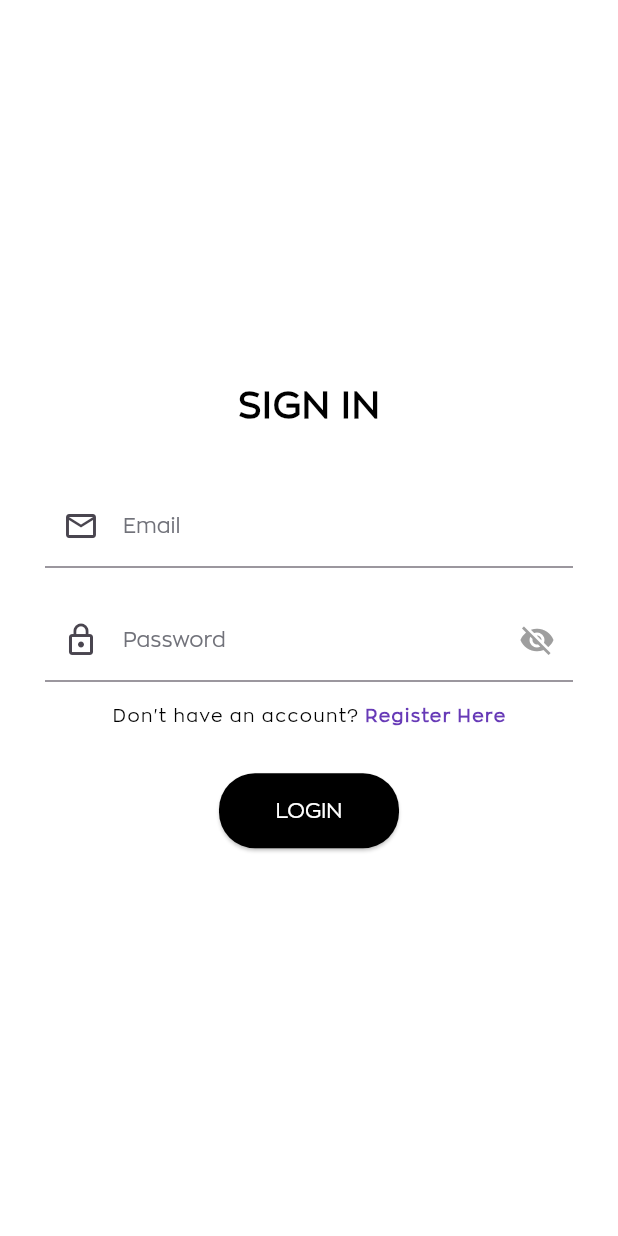
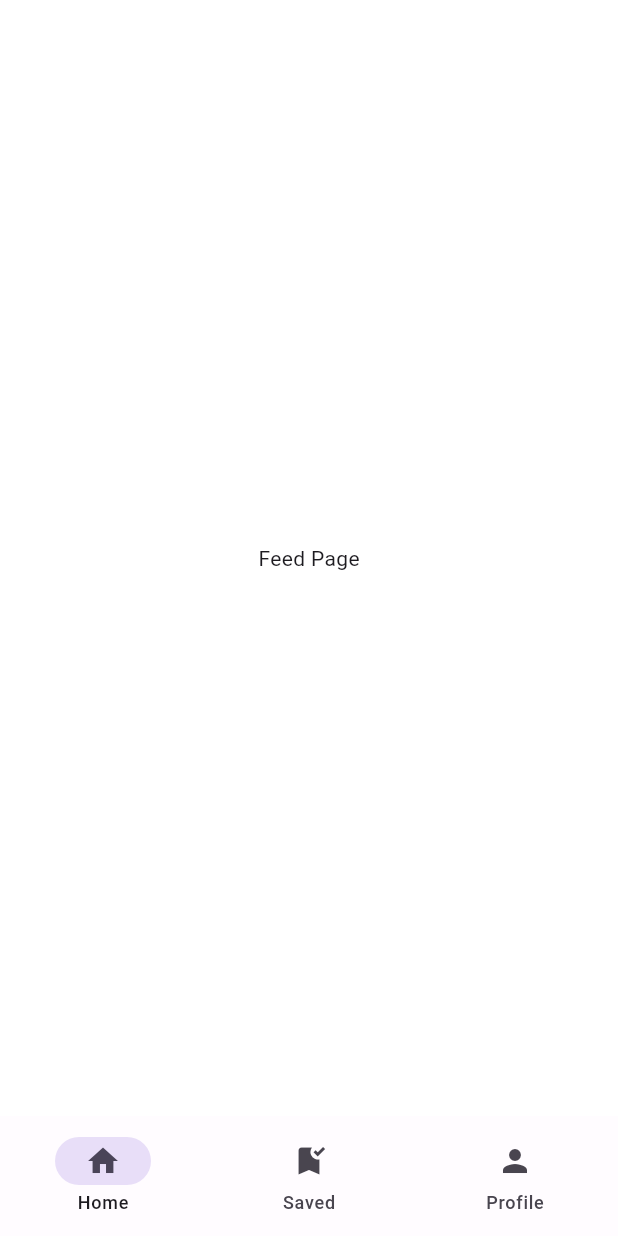
Before and after one commit to KostasPe15/TrashHunter, a Flutter app: the screen it shows after launch, after a tap on "LOGIN", on a phone screen of 412 x 824 dp. Run offline on Flutter 3.47's test engine with Material 3 defaults, Android fonts, the phone set to English and light mode, and no system bars.

Commit message:
Added navbar, widget-tree, feed, saved, profile pages

```diff
--- /dev/null
+++ b/trash_hunter/lib/Constants/TextField/custom_textfield.dart
@@ -0,0 +1,48 @@
+import 'package:flutter/material.dart';
+import '../TextsStyles/body_texts.dart';
+
+class CustomTextfield extends StatelessWidget {
+  final TextEditingController? controller;
+  final String? label;
+  final void Function(String)? onChanged;
+  final bool obscureText;
+  final Widget? suffixIcon;
+  final Widget? prefixIcon;
+
+  const CustomTextfield({
+    super.key,
+    this.controller,
+    this.label,
+    this.onChanged,
+    this.obscureText = false,
+    this.suffixIcon,
+    this.prefixIcon,
+  });
+
+  @override
+  Widget build(BuildContext context) {
+    return TextField(
+      controller: controller,
+      obscureText: obscureText,
+      onChanged: onChanged,
+      style: const TextStyle(
+        fontFamily: 'ZonaPro',
+        fontSize: 16, // same as BodyTextType.m
+        fontWeight: FontWeight.w500,
+        color: Color(0xFF1F2024), // match your default text color
+      ),
+      decoration: InputDecoration(
+        prefixIcon: prefixIcon,
+        suffixIcon: suffixIcon,
+        label: label != null
+            ? BodyTexts(
+                text: label!,
+                type: BodyTextType.m,
+                color: const Color(0xFF71727A),
+              )
+            : null,
+        border: const UnderlineInputBorder(),
+      ),
+    );
+  }
+}
--- /dev/null
+++ b/trash_hunter/lib/Constants/notifiers.dart
@@ -0,0 +1,6 @@
+//ValueNotifier : holds data
+//ValueListenableBuilder: listen to the data (no need setstate)
+
+import 'package:flutter/cupertino.dart';
+
+ValueNotifier<int> selectedPageNotifier = ValueNotifier(0);
--- /dev/null
+++ b/trash_hunter/lib/Pages/feed_page.dart
@@ -0,0 +1,18 @@
+import 'package:flutter/material.dart';
+
+class FeedPage extends StatefulWidget {
+  const FeedPage({super.key});
+
+  @override
+  State<FeedPage> createState() => _FeedPageState();
+}
+
+class _FeedPageState extends State<FeedPage> {
+  @override
+  Widget build(BuildContext context) {
+    return Scaffold(
+      backgroundColor: Colors.white,
+      body: Center(child: Text("Feed Page")),
+    );
+  }
+}
--- a/trash_hunter/lib/signup_page.dart
+++ b/trash_hunter/lib/Pages/login_page.dart
@@ -1,31 +1,37 @@
 import 'package:flutter/material.dart';
-import 'package:trash_hunter/Buttons/primary_button.dart';
-import 'package:trash_hunter/TextField/custom_textfield.dart';
-import 'package:trash_hunter/TextsStyles/body_texts.dart';
-import 'package:trash_hunter/TextsStyles/heading_texts.dart';
-import 'package:trash_hunter/login_page.dart';
+import 'package:trash_hunter/Pages/signup_page.dart';
+import 'package:trash_hunter/widget_tree.dart';
+import '../Constants/Buttons/primary_button.dart';
+import '../Constants/TextField/custom_textfield.dart';
+import '../Constants/TextsStyles/body_texts.dart';
+import '../Constants/TextsStyles/heading_texts.dart';
 
 void main() {
   runApp(
-    const MaterialApp(home: SignUpPage(), debugShowCheckedModeBanner: false),
+    MaterialApp(home: LoginPage(), debugShowCheckedModeBanner: false),
   );
 }
 
-class SignUpPage extends StatefulWidget {
-  const SignUpPage({super.key});
+class LoginPage extends StatefulWidget {
+  const LoginPage({super.key});
 
   @override
-  State<SignUpPage> createState() => _SignUpPageState();
+  State<LoginPage> createState() => _LoginPageState();
 }
 
-final TextEditingController _passwordController = TextEditingController();
-final TextEditingController _emailController = TextEditingController();
-final TextEditingController _nameController = TextEditingController();
+class _LoginPageState extends State<LoginPage> {
+  bool isPasswordVisible = false;
 
+  final TextEditingController _passwordController = TextEditingController();
+  final TextEditingController _emailController = TextEditingController();
 
-bool isPasswordVisible = false;
+  @override
+  void dispose() {
+    super.dispose();
+    _emailController.dispose();
+    _passwordController.dispose();
+  }
 
-class _SignUpPageState extends State<SignUpPage> {
   @override
   Widget build(BuildContext context) {
     return Scaffold(
@@ -37,23 +43,15 @@ class _SignUpPageState extends State<SignUpPage> {
             mainAxisAlignment: MainAxisAlignment.center,
             children: [
               const HeadingTexts(
-                text: "SIGN UP",
+                text: "SIGN IN",
                 type: HeadingType.h1,
                 color: Colors.black,
               ),
               const SizedBox(height: 40),
               CustomTextfield(
                 controller: _emailController,
-                label: 'Full Name',
-                prefixIcon: Icon(Icons.person_outline),
-              ),
-              const SizedBox(height: 20),
-              const TextField(
-                decoration: InputDecoration(
-                  prefixIcon: Icon(Icons.email_outlined),
-                  labelText: "Email",
-                  border: UnderlineInputBorder(),
-                ),
+                label: 'Email',
+                prefixIcon: Icon(Icons.email_outlined),
               ),
               const SizedBox(height: 20),
               CustomTextfield(
@@ -78,7 +76,7 @@ class _SignUpPageState extends State<SignUpPage> {
                 mainAxisAlignment: MainAxisAlignment.center,
                 children: [
                   const BodyTexts(
-                    text: "Already have an account? ",
+                    text: "Don't have an account? ",
                     type: BodyTextType.s,
                     color: Colors.black,
                   ),
@@ -88,13 +86,13 @@ class _SignUpPageState extends State<SignUpPage> {
                         context,
                         MaterialPageRoute(
                           builder: (context) {
-                            return LoginPage();
+                            return SignUpPage();
                           },
                         ),
                       );
                     },
-                    child: const BodyTexts(
-                      text: "Login Here",
+                    child: BodyTexts(
+                      text: "Register Here",
                       type: BodyTextType.s_bold,
                       color: Colors.deepPurple,
                     ),
@@ -103,11 +101,18 @@ class _SignUpPageState extends State<SignUpPage> {
               ),
               const SizedBox(height: 30),
               PrimaryButton(
-                text: 'REGISTER',
+                text: 'LOGIN',
                 height: 50,
                 width: 120,
                 onPressed: () {
-                  // Handle sign up
+                  Navigator.pushReplacement(
+                    context,
+                    MaterialPageRoute(
+                      builder: (context) {
+                        return WidgetTree();
+                      },
+                    ),
+                  );
                 },
               ),
             ],
--- a/trash_hunter/lib/TextField/custom_textfield.dart
+++ /dev/null
@@ -1,49 +0,0 @@
-import 'package:flutter/material.dart';
-import 'package:trash_hunter/TextsStyles/body_texts.dart';
-
-class CustomTextfield extends StatelessWidget {
-  final TextEditingController? controller;
-  final String? label;
-  final void Function(String)? onChanged;
-  final bool obscureText;
-  final Widget? suffixIcon;
-  final Widget? prefixIcon;
-
-  const CustomTextfield({
-    super.key,
-    this.controller,
-    this.label,
-    this.onChanged,
-    this.obscureText = false,
-    this.suffixIcon,
-    this.prefixIcon,
-  });
-
-  @override
-Widget build(BuildContext context) {
-  return TextField(
-    controller: controller,
-    obscureText: obscureText,
-    onChanged: onChanged,
-    style: const TextStyle(
-      fontFamily: 'ZonaPro',
-      fontSize: 16, // same as BodyTextType.m
-      fontWeight: FontWeight.w500,
-      color: Color(0xFF1F2024), // match your default text color
-    ),
-    decoration: InputDecoration(
-      prefixIcon: prefixIcon,
-      suffixIcon: suffixIcon,
-      label: label != null
-          ? BodyTexts(
-              text: label!,
-              type: BodyTextType.m,
-              color: const Color(0xFF71727A),
-            )
-          : null,
-      border: const UnderlineInputBorder(),
-    ),
-  );
-}
-
-}
--- /dev/null
+++ b/trash_hunter/lib/Widgets/navbar_widget.dart
@@ -0,0 +1,28 @@
+import 'package:flutter/material.dart';
+import '../Constants/notifiers.dart';
+
+class NavbarWidget extends StatelessWidget {
+  const NavbarWidget({super.key});
+
+  @override
+  Widget build(BuildContext context) {
+    return ValueListenableBuilder(
+      valueListenable: selectedPageNotifier,
+      builder: (context, selectedPage, child) {
+        return NavigationBar(
+          backgroundColor: Colors.white60,
+          destinations: [
+            NavigationDestination(icon: Icon(Icons.home), label: 'Home'),
+            NavigationDestination(
+                icon: Icon(Icons.bookmark_added), label: 'Saved'),
+            NavigationDestination(icon: Icon(Icons.person), label: 'Profile'),
+          ],
+          onDestinationSelected: (int value) {
+            selectedPageNotifier.value = value;
+          },
+          selectedIndex: selectedPage,
+        );
+      },
+    );
+  }
+}
--- a/trash_hunter/lib/main.dart
+++ b/trash_hunter/lib/main.dart
@@ -1,12 +1,10 @@
 import 'package:flutter/material.dart';
-import 'package:trash_hunter/login_page.dart';
+import 'package:trash_hunter/Pages/login_page.dart';
 
-Future<void>main() async{
+Future<void> main() async {
   WidgetsFlutterBinding.ensureInitialized();
 
-
   runApp(const MyApp());
-
 }
 
 class MyApp extends StatelessWidget {
@@ -15,7 +13,7 @@ class MyApp extends StatelessWidget {
   @override
   Widget build(BuildContext context) {
     return MaterialApp(
-      title: 'Your app name',
+      title: 'Trash Hunter',
       debugShowCheckedModeBanner: false,
       home: LoginPage(),
     );
--- /dev/null
+++ b/trash_hunter/lib/widget_tree.dart
@@ -0,0 +1,26 @@
+import 'package:flutter/material.dart';
+import 'package:trash_hunter/Pages/feed_page.dart';
+import 'package:trash_hunter/Pages/profile_page.dart';
+import 'package:trash_hunter/Pages/saved_page.dart';
+
+import 'Widgets/navbar_widget.dart';
+import 'Constants/notifiers.dart';
+
+List<Widget> pages = [FeedPage(), SavedPage(), ProfilePage()];
+
+class WidgetTree extends StatelessWidget {
+  const WidgetTree({super.key});
+
+  @override
+  Widget build(BuildContext context) {
+    return Scaffold(
+      body: ValueListenableBuilder(
+        valueListenable: selectedPageNotifier,
+        builder: (context, selectedPage, child) {
+          return pages.elementAt(selectedPage);
+        },
+      ),
+      bottomNavigationBar: NavbarWidget(),
+    );
+  }
+}
```
Also changed, not shown: trash_hunter/lib/Constants/Buttons/primary_button.dart (renamed from trash_hunter/lib/Buttons/primary_button.dart, +4 -7 lines), trash_hunter/lib/Pages/profile_page.dart (added, +18 -0 lines), trash_hunter/lib/Pages/saved_page.dart (added, +18 -0 lines), trash_hunter/lib/Pages/signup_page.dart (renamed from trash_hunter/lib/login_page.dart, +27 -39 lines), trash_hunter/lib/Constants/TextsStyles/action_texts.dart (renamed from trash_hunter/lib/TextsStyles/action_texts.dart), trash_hunter/lib/Constants/TextsStyles/body_texts.dart (renamed from trash_hunter/lib/TextsStyles/body_texts.dart), trash_hunter/lib/Constants/TextsStyles/heading_texts.dart (renamed from trash_hunter/lib/TextsStyles/heading_texts.dart), trash_hunter/pubspec.lock, 1 other file.
